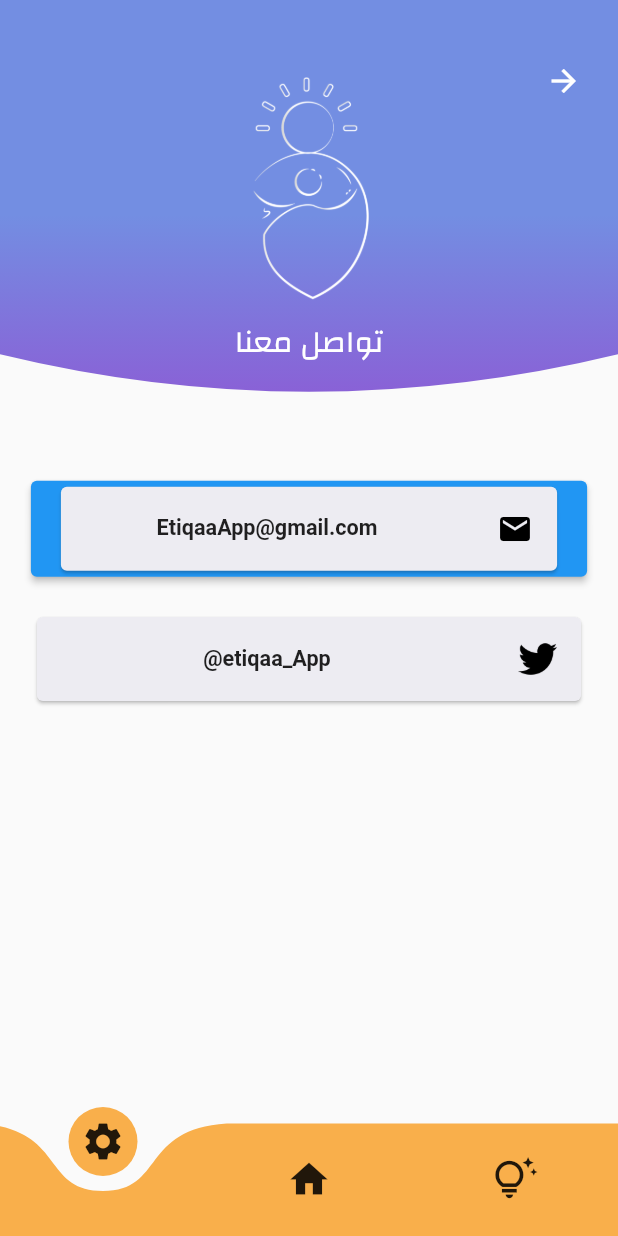
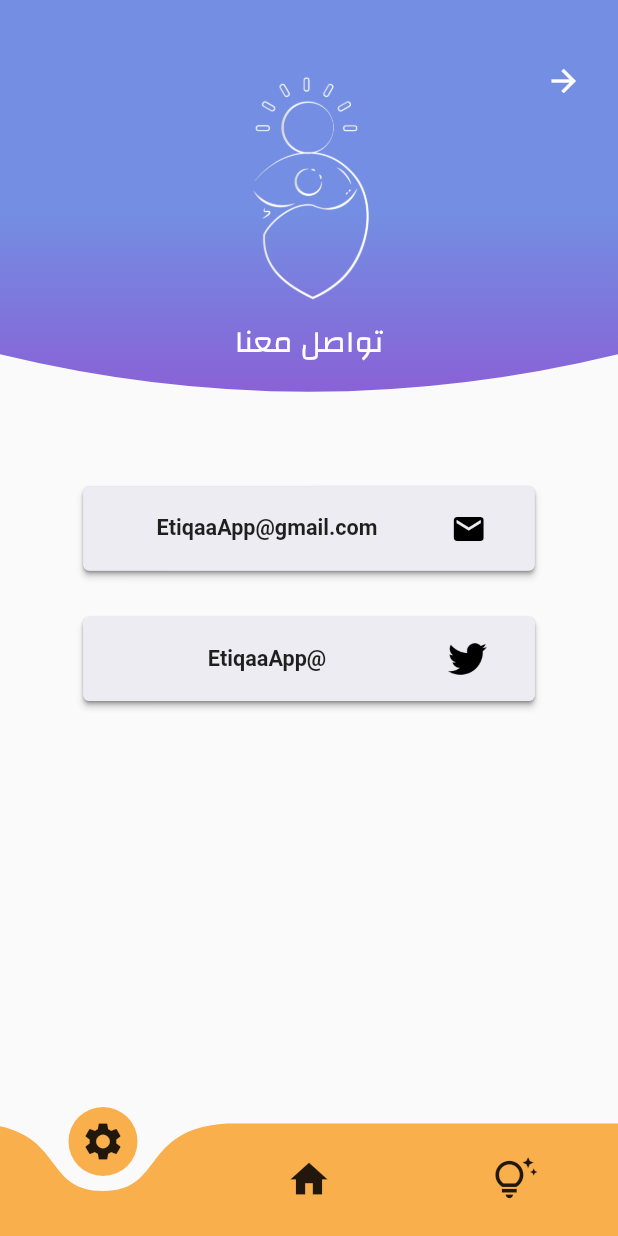
Before and after one commit to manarbajafar/etiqaa_app, a Flutter app: the ConnectWithUs screen opened directly, on a phone screen of 412 x 824 dp. Run offline on Flutter 3.47's test engine with Material 2 defaults, Android fonts, the phone set to English and light mode, and no system bars; drawn by our look-alikes of curved_navigation_bar; our stand-ins replace email_validator, flutter_screenutil, get, shared_preferences, smooth_page_indicator; missing offline and left inert: flutter_notification_listener; accounts and stored records are empty; network calls fail.

Commit message:
update twitter link and scroll message

```diff
--- a/etiqaa/lib/screens/alertHistory.dart
+++ b/etiqaa/lib/screens/alertHistory.dart
@@ -279,8 +279,7 @@ class _AlertHistoryState extends State<AlertHistory> {
                                                               .message,
                                                           gender: (snap[index]
                                                               .childgender),
-                                                          isSaved: snap[index]
-                                                              .isSaved,
+                                                          isSaved: true,
                                                           id: snap[index].id,
                                                         ),
                                                       );
--- a/etiqaa/lib/screens/connectWithUs.dart
+++ b/etiqaa/lib/screens/connectWithUs.dart
@@ -99,16 +99,22 @@ class _ConnectWithUsState extends State<ConnectWithUs> {
           }),
       body: Padding(
         padding: EdgeInsets.symmetric(vertical: 30.h),
+        child: Center(
           child: Column(
             children: [
               Padding(
                 padding: EdgeInsets.symmetric(horizontal: 20.w),
+                child: SizedBox(
+                  width: 300.w,
+                  child: Card(
+                    color: Color.fromRGBO(237, 236, 242, 1),
                     child: ElevatedButton(
+                      style: ElevatedButton.styleFrom(
+                        backgroundColor: Color.fromRGBO(237, 236, 242, 1),
+                      ),
                       onPressed: () {
                         lanchEmail();
                       },
-                child: Card(
-                  color: Color.fromRGBO(237, 236, 242, 1),
                       child: ListTile(
                         leading: Icon(
                           Icons.mail,
@@ -125,22 +131,31 @@ class _ConnectWithUsState extends State<ConnectWithUs> {
                     ),
                   ),
                 ),
+              ),
               SizedBox(
                 height: 20.h,
               ),
               Padding(
                   padding: EdgeInsets.symmetric(horizontal: 20.w),
+                  child: SizedBox(
+                    width: 300.w,
                     child: Card(
-                color: Color.fromRGBO(237, 236, 242, 1),
+                      child: ElevatedButton(
+                        style: ElevatedButton.styleFrom(
+                          backgroundColor: Color.fromRGBO(237, 236, 242, 1),
+                        ),
+                        onPressed: () {
+                          lanchTwitter();
+                        },
                         child: ListTile(
                           leading: Image.asset(
                             'images/twitter.png',
-                    height: 25.w,
+                            height: 25.h,
                             width: 25.w,
                           ),
                           title: Center(
                             child: Text(
-                      'etiqaa_App@',
+                              '@EtiqaaApp',
                               style: TextStyle(
                                   fontSize: 14.sp, fontWeight: FontWeight.bold),
                             ),
@@ -148,7 +163,9 @@ class _ConnectWithUsState extends State<ConnectWithUs> {
                         ),
                       ),
                     ),
+                  )),
             ],
+          ),
         ),
       ),
     );
@@ -163,3 +180,12 @@ lanchEmail() async {
     print('Send fail');
   }
 }
+
+lanchTwitter() async {
+  final url = 'https://twitter.com/EtiqaaApp';
+  if (await canLaunch(url)) {
+    await launch(url);
+  } else {
+    print('Send fail');
+  }
+}
```
Also changed, not shown: etiqaa/lib/screens/alertDetails.dart (+5 -5 lines). Lines whose indentation alone changed are shown as unchanged.
